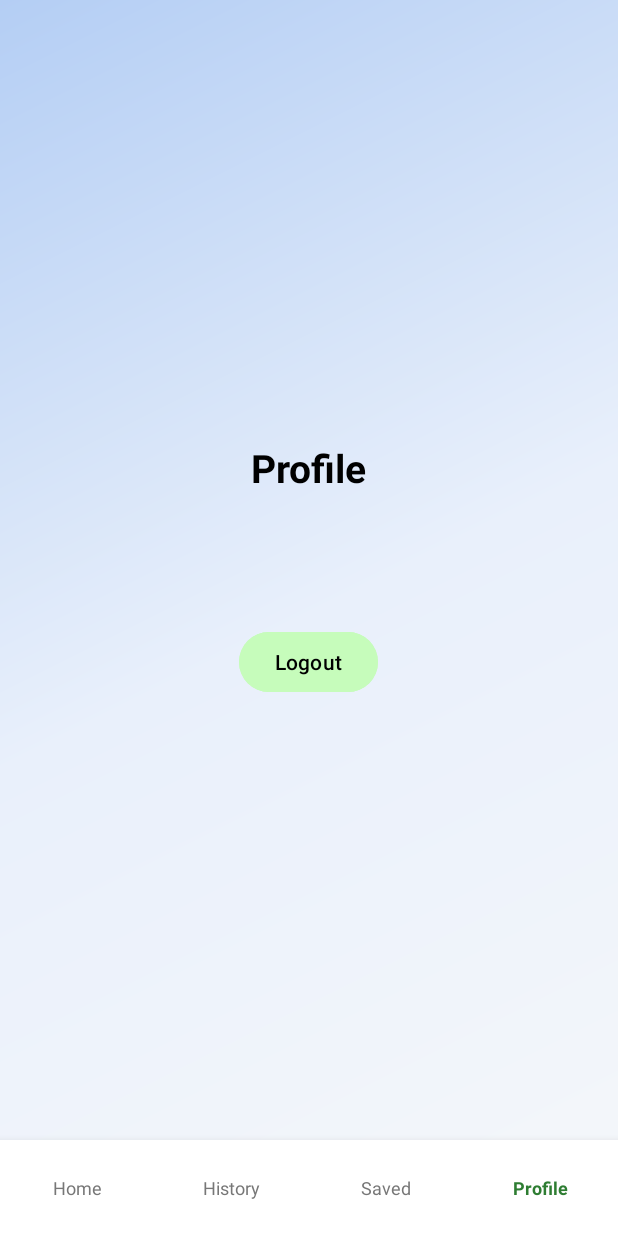
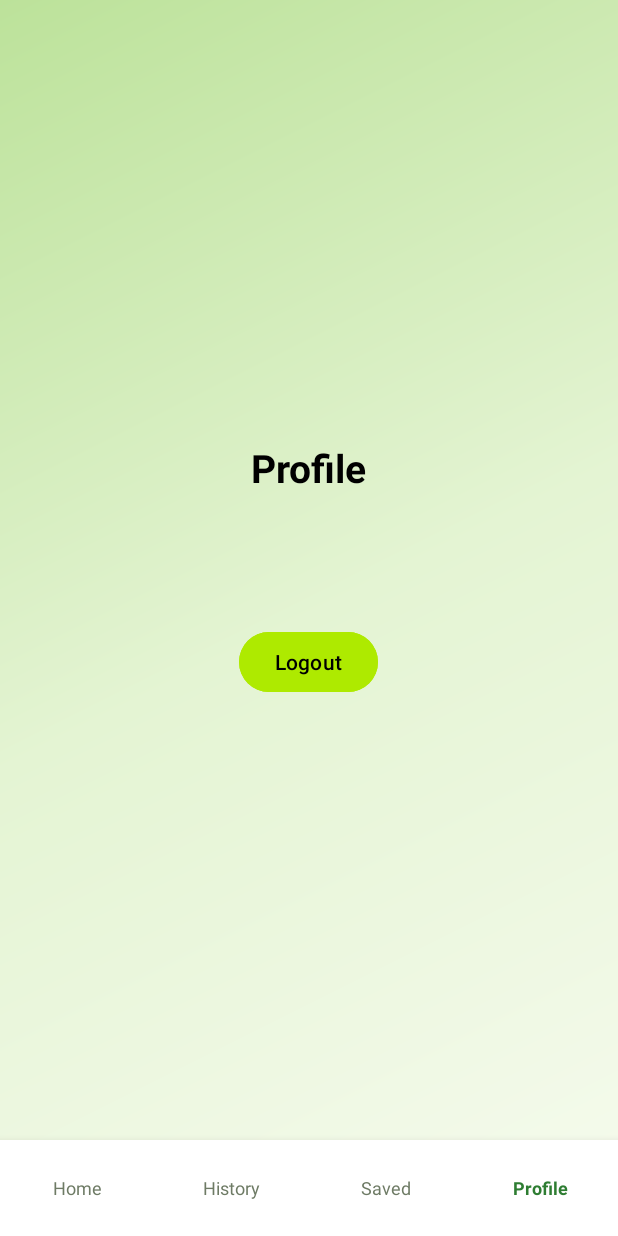
Before and after one commit to GohJiaGuan/MobileAppGroupAssignment, an Android app: the ProfileActivity screen opened directly, with no data from a screen before it, on a phone screen of 412 x 824 dp. Run offline under Robolectric (Android 15) with nearby library versions, the phone set to English and light mode, and no system bars.

Commit message:
Redesign UI with a cohesive eco green/lime palette and larger touch targets
Prompted by a v0.dev UI-improvement attempt that turned out to have never
actually produced verified output (its own agent admitted it couldn't run
the Android Gradle build in its sandbox) - implemented the same brief
directly instead, since it was well-scoped and this is safer to verify.

- New lime_accent color, harmonized across all primary CTA buttons
  (previously a mix of pale green and bright green hex values)
- Green/lime gradient background replacing the old blue one
- Feature card fill/ripple recolored from mismatched cyan to soft lime
- Material3 theme attributes added for both light and dark
  (colorPrimary/colorSurface/colorBackground etc.), so system-themed
  components (dialogs, ripples) now consistently use the eco palette
- Bottom nav inactive color and secondary text shifted to a green-tinted
  neutral instead of plain grey, for visual cohesion
- Quantity +/- and icon buttons in the item list bumped to 40-44dp touch
  targets (previously as small as 20dp, below accessibility guidelines)

No view IDs, navigation behavior, or Java logic touched. Verified live:
landing page, Recycle with AI form, item list with new touch targets, and
the disposal-recommendation dialog (confirming AlertDialog buttons now
correctly inherit the new theme color) all render correctly.

Full custom dark-mode reskinning of hardcoded card/background colors per
screen was intentionally left out of scope given regression risk this
close to the deadline - only base Material3 theming responds to dark mode.

Co-Authored-By: Claude Sonnet 5 <noreply@anthropic.com>

```diff
--- a/app/src/main/res/drawable/bg_feature_card.xml
+++ b/app/src/main/res/drawable/bg_feature_card.xml
@@ -1,9 +1,9 @@
 <?xml version="1.0" encoding="utf-8"?>
 <ripple xmlns:android="http://schemas.android.com/apk/res/android"
-    android:color="#49F527">
+    android:color="#7CB342">
     <item>
         <shape android:shape="rectangle">
-            <solid android:color="#C9F2F5" />
+            <solid android:color="#EAF7D8" />
             <corners android:radius="10dp" />
         </shape>
     </item>
--- a/app/src/main/res/drawable/bg_gradient.xml
+++ b/app/src/main/res/drawable/bg_gradient.xml
@@ -2,8 +2,8 @@
     <shape xmlns:android="http://schemas.android.com/apk/res/android"
         android:shape="rectangle">
         <gradient
-            android:startColor="#F5F7FA"
-            android:centerColor="#E9F0FB"
-            android:endColor="#B4CEF4"
+            android:startColor="#F6FBEE"
+            android:centerColor="#E4F4D3"
+            android:endColor="#BCE29A"
             android:angle="135" />
     </shape>
--- a/app/src/main/res/layout/activity_login_register.xml
+++ b/app/src/main/res/layout/activity_login_register.xml
@@ -90,7 +90,7 @@
             android:layout_marginTop="20dp"
             android:text="LOGIN"
             android:textColor="@color/black"
-            android:backgroundTint="#C6FCBB" />
+            android:backgroundTint="@color/lime_accent" />
 
         <TextView
             android:id="@+id/tvGoRegister"
@@ -178,7 +178,7 @@
             android:layout_marginTop="20dp"
             android:text="REGISTER"
             android:textColor="@color/black"
-            android:backgroundTint="#C6FCBB" />
+            android:backgroundTint="@color/lime_accent" />
 
         <TextView
             android:id="@+id/tvGoLogin"
--- a/app/src/main/res/layout/activity_main.xml
+++ b/app/src/main/res/layout/activity_main.xml
@@ -114,7 +114,7 @@
             android:layout_width="match_parent"
             android:layout_height="60dp"
             android:layout_marginTop="24dp"
-            android:backgroundTint="#C6FCBB"
+            android:backgroundTint="@color/lime_accent"
             android:text="Recycle with AI"
             android:textAllCaps="false"
             android:textColor="@color/black"
@@ -127,7 +127,7 @@
             android:layout_width="match_parent"
             android:layout_height="60dp"
             android:layout_marginTop="12dp"
-            android:backgroundTint="#C6FCBB"
+            android:backgroundTint="@color/lime_accent"
             android:text="Eco-Encyclopedia"
             android:textAllCaps="false"
             android:textColor="@color/black"
--- a/app/src/main/res/layout/activity_profile.xml
+++ b/app/src/main/res/layout/activity_profile.xml
@@ -46,7 +46,7 @@
             android:text="Logout"
             android:textAllCaps="false"
             android:textColor="@color/black"
-            android:backgroundTint="#C6FCBB" />
+            android:backgroundTint="@color/lime_accent" />
 
     </LinearLayout>
 
--- a/app/src/main/res/layout/function1.xml
+++ b/app/src/main/res/layout/function1.xml
@@ -198,7 +198,7 @@
                     android:textSize="16sp"
                     app:cornerRadius="8dp"
                     android:textColor="@color/black"
-                    app:backgroundTint="#03FC28" />
+                    app:backgroundTint="@color/lime_accent" />
 
             </LinearLayout>
 
--- a/app/src/main/res/values-night/themes.xml
+++ b/app/src/main/res/values-night/themes.xml
@@ -1,6 +1,13 @@
 <resources xmlns:tools="http://schemas.android.com/tools">
 
     <style name="Base.Theme.AssignmentGroup" parent="Theme.Material3.DayNight.NoActionBar">
-
+        <item name="colorPrimary">#8BC34A</item>
+        <item name="colorOnPrimary">#0E1A0A</item>
+        <item name="colorSecondary">@color/lime_accent</item>
+        <item name="colorOnSecondary">#0E1A0A</item>
+        <item name="colorSurface">#1B2418</item>
+        <item name="colorOnSurface">#E8F3E0</item>
+        <item name="android:colorBackground">#12190F</item>
+        <item name="colorOnBackground">#E8F3E0</item>
     </style>
 </resources>
--- a/app/src/main/res/values/colors.xml
+++ b/app/src/main/res/values/colors.xml
@@ -4,7 +4,10 @@
     <color name="white">#FFFFFFFF</color>
     <color name="primary_green">#2E7D32</color>
     <color name="light_gray">#E0E0E0</color>
-    <color name="light_gray_text">#777777</color>
+    <color name="light_gray_text">#6E7B65</color>
+
+    <color name="lime_accent">#AEEA00</color>
+    <color name="lime_accent_dark">#7CB342</color>
 
     <color name="eco_green">#2E7D32</color>
     <color name="eco_green_dark">#1B5E20</color>
--- a/app/src/main/res/values/themes.xml
+++ b/app/src/main/res/values/themes.xml
@@ -1,7 +1,14 @@
 <resources xmlns:tools="http://schemas.android.com/tools">
 
     <style name="Base.Theme.AssignmentGroup" parent="Theme.Material3.DayNight.NoActionBar">
-
+        <item name="colorPrimary">@color/primary_green</item>
+        <item name="colorOnPrimary">@color/white</item>
+        <item name="colorSecondary">@color/lime_accent</item>
+        <item name="colorOnSecondary">@color/black</item>
+        <item name="colorSurface">@color/white</item>
+        <item name="colorOnSurface">@color/text_dark</item>
+        <item name="android:colorBackground">#F6FBEE</item>
+        <item name="colorOnBackground">@color/text_dark</item>
     </style>
 
     <style name="Theme.AssignmentGroup" parent="Base.Theme.AssignmentGroup" />
```
Also changed, not shown: app/src/main/res/layout/item_row.xml (+14 -14 lines).
